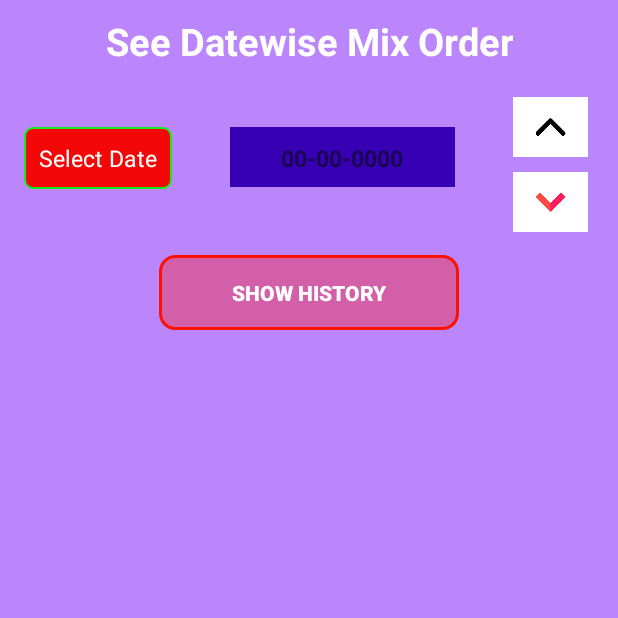
After one commit to karan4ss/ShopBillInventory, an Android app: the IncomeActivity screen opened directly, with no data from a screen before it, on a phone screen of 412 x 824 dp, the top half of it. The commit adds this screen. Run offline under Robolectric (Android 15) with nearby library versions, the phone set to English and light mode, and no system bars; our stand-ins replace Firebase (no records; nobody signed in at launch, a user with empty details on screens opened directly).

Commit message:
commit by karan done after done today income 13042024 evening

```diff
--- a/app/src/main/java/com/example/shopbillinventory/DashboardActivity.kt
+++ b/app/src/main/java/com/example/shopbillinventory/DashboardActivity.kt
@@ -47,6 +47,7 @@ class DashboardActivity : AppCompatActivity() {
                     putString("login_email", login_email)
                 }
             }
+            showSnackbar(rootView, "Login Successfully...!", Snackbar.LENGTH_LONG)
             supportFragmentManager.beginTransaction()
                 .replace(R.id.body_container, dashboardFragment)
                 .commit()
--- /dev/null
+++ b/app/src/main/java/com/example/shopbillinventory/IncomeActivity.kt
@@ -0,0 +1,123 @@
+package com.example.shopbillinventory
+
+import android.app.DatePickerDialog
+import android.os.Build
+import android.os.Bundle
+import android.widget.Toast
+import androidx.annotation.RequiresApi
+import androidx.appcompat.app.AppCompatActivity
+import com.example.shopbillinventory.databinding.ActivityIncomeBinding
+import com.google.firebase.database.*
+import java.text.ParseException
+import java.text.SimpleDateFormat
+import java.time.LocalDate
+import java.time.format.DateTimeFormatter
+import java.util.*
+
+class IncomeActivity : AppCompatActivity() {
+    private lateinit var incomeBinding: ActivityIncomeBinding
+    private lateinit var databaseReference: DatabaseReference
+
+    @RequiresApi(Build.VERSION_CODES.O)
+    override fun onCreate(savedInstanceState: Bundle?) {
+        super.onCreate(savedInstanceState)
+        incomeBinding = ActivityIncomeBinding.inflate(layoutInflater)
+        setContentView(incomeBinding.root)
+        databaseReference = FirebaseDatabase.getInstance().reference
+
+        val today = LocalDate.now()
+        //val formatter = DateTimeFormatter.ofPattern("d/M/yyyy")
+        val formatter = DateTimeFormatter.ofPattern("d-M-yyyy")
+        val todayDate = today.format(formatter)
+        val currentMonth = SimpleDateFormat("MMMM yyyy", Locale.getDefault()).format(Date())
+
+
+        val c = Calendar.getInstance()
+        val df = SimpleDateFormat("dd-MM-yyyy")
+        val formattedDate = df.format(c.time)
+        incomeBinding.ivArrowup.setOnClickListener {
+            // Increase the date by one day
+            c.add(Calendar.DATE, 1)
+            val newFormattedDate = df.format(c.time)
+            incomeBinding.tvSetdate.text = newFormattedDate
+        }
+        incomeBinding.ivArrowDown.setOnClickListener {
+            // Decrease the date by one day
+            c.add(Calendar.DATE, -1)
+            val newFormattedDate = df.format(c.time)
+            incomeBinding.tvSetdate.text = newFormattedDate
+        }
+
+
+
+        incomeBinding.tvSelectDate.setOnClickListener {
+            // The instance of our calendar.
+            val c = Calendar.getInstance()
+
+            // On the next lines, we get our day, month, and year.
+            val year = c.get(Calendar.YEAR)
+            val month = c.get(Calendar.MONTH)
+            val day = c.get(Calendar.DAY_OF_MONTH)
+
+            // On the next line, we create a variable for the date picker dialog.
+            val datePickerDialog = DatePickerDialog(
+                // On the next line, we pass the context.
+                this@IncomeActivity,
+                DatePickerDialog.OnDateSetListener { view, year, monthOfYear, dayOfMonth ->
+                    // On the next line, we set the date to our text view.
+                    incomeBinding.tvSetdate.text =
+                        formatDate("$dayOfMonth-${month + 1}-$year")
+                },
+                // On the next line, we pass the year, month, and day for the selected date in our date picker.
+                year, month, day
+            )
+            // At last, we call show to
+            // display our date picker dialog.
+            datePickerDialog.show()
+        }
+
+        incomeBinding.btnShowHistoryinMixOrder.setOnClickListener {
+            val selectedDate = incomeBinding.tvSetdate.text.toString()
+            val dbReferenceForTodaysBusiness =
+                databaseReference.child("Todays_Business_Amount").child(currentMonth)
+                    .child(selectedDate)
+
+            dbReferenceForTodaysBusiness.addListenerForSingleValueEvent(object :
+                ValueEventListener {
+                override fun onDataChange(snapshot: DataSnapshot) {
+                    if (snapshot.exists()) {
+                        val businessAmount = snapshot.getValue(Int::class.java)
+                        // Handle the retrieved business amount
+                        //  println("Business amount: $businessAmount")
+                        incomeBinding.tvSetdate.setText(businessAmount.toString())
+                    } else {
+                        // Node does not exist for the specified date
+                        Toast.makeText(
+                            this@IncomeActivity,
+                            "No data available for today",
+                            Toast.LENGTH_SHORT
+                        ).show()
+                    }
+                }
+
+                override fun onCancelled(error: DatabaseError) {
+                    // Handle onCancelled event
+                }
+            })
+        }
+    }
+
+    private fun formatDate(inputDate: String): String {
+        return try {
+            val inputFormat = SimpleDateFormat("d-M-yyyy", Locale.getDefault())
+            val date: Date = inputFormat.parse(inputDate)!!
+
+            val outputFormat = SimpleDateFormat("d-M-yyyy", Locale.getDefault())
+            outputFormat.format(date)
+        } catch (e: ParseException) {
+            e.printStackTrace()
+            inputDate // Return the original date if there's an error
+        }
+    }
+
+}
--- /dev/null
+++ b/app/src/main/res/drawable/bg_rv_titles.xml
@@ -0,0 +1,9 @@
+<?xml version="1.0" encoding="utf-8"?>
+<shape xmlns:android="http://schemas.android.com/apk/res/android"
+    android:shape="rectangle">
+    <corners android:radius="5dp"/>
+    <stroke android:width="1dp" android:color="#14ED1D"/>
+    <solid android:color="#F40707"/>
+
+
+</shape>
--- /dev/null
+++ b/app/src/main/res/drawable/custome_dialog_bg.xml
@@ -0,0 +1,6 @@
+<?xml version="1.0" encoding="utf-8"?>
+<shape xmlns:android="http://schemas.android.com/apk/res/android"
+    android:shape="rectangle">
+    <corners android:radius="20dp" />
+    <solid android:color="@color/white" />
+</shape>
--- /dev/null
+++ b/app/src/main/res/drawable/editetxt_border_bg.xml
@@ -0,0 +1,12 @@
+<?xml version="1.0" encoding="utf-8"?>
+<shape xmlns:android="http://schemas.android.com/apk/res/android"
+    android:shape="rectangle"
+    >
+    <corners android:radius="10dp" />
+    <solid android:color="#55ffffff">
+
+    </solid>
+    <stroke
+        android:width="2dp"
+        android:color="@color/white" />
+</shape>
--- /dev/null
+++ b/app/src/main/res/layout/activity_income.xml
@@ -0,0 +1,148 @@
+<?xml version="1.0" encoding="utf-8"?>
+<androidx.constraintlayout.widget.ConstraintLayout xmlns:android="http://schemas.android.com/apk/res/android"
+    xmlns:app="http://schemas.android.com/apk/res-auto"
+    xmlns:tools="http://schemas.android.com/tools"
+    android:layout_width="match_parent"
+    android:layout_height="match_parent"
+    android:background="@color/purple_200"
+    tools:context=".IncomeActivity">
+
+    <androidx.constraintlayout.widget.ConstraintLayout
+        android:id="@+id/clHeadinMixOrder"
+        android:layout_width="match_parent"
+        android:layout_height="wrap_content"
+        android:layout_marginTop="10dp"
+        app:layout_constraintTop_toTopOf="parent">
+
+        <TextView
+            android:id="@+id/tvmixallOrdertext"
+            android:layout_width="wrap_content"
+            android:layout_height="wrap_content"
+            android:gravity="center"
+            android:text="See Datewise Mix Order"
+            android:textColor="@color/white"
+            android:textSize="25sp"
+            android:textStyle="bold"
+            app:layout_constraintEnd_toEndOf="parent"
+            app:layout_constraintStart_toStartOf="parent"
+            app:layout_constraintTop_toTopOf="parent" />
+
+        <TextView
+            android:id="@+id/tvSelectDate"
+            android:layout_width="wrap_content"
+            android:layout_height="wrap_content"
+            android:layout_marginHorizontal="16dp"
+            android:layout_marginVertical="40dp"
+            android:background="@drawable/bg_rv_titles"
+            android:padding="10dp"
+            android:text="Select Date"
+            android:textColor="@color/white"
+            android:textSize="15sp"
+            app:layout_constraintStart_toStartOf="parent"
+            app:layout_constraintTop_toBottomOf="@+id/tvmixallOrdertext" />
+
+        <TextView
+            android:id="@+id/tvSetdate"
+            android:layout_width="150dp"
+            android:layout_height="40dp"
+            android:layout_marginVertical="40dp"
+            android:background="@color/purple_700"
+            android:gravity="center"
+            android:padding="10dp"
+            android:text="00-00-0000"
+            android:textSize="15sp"
+            android:textStyle="bold"
+            app:layout_constraintLeft_toRightOf="@+id/tvSelectDate"
+            app:layout_constraintRight_toLeftOf="@+id/ivArrowup"
+            app:layout_constraintTop_toBottomOf="@+id/tvmixallOrdertext" />
+
+        <ImageView
+            android:id="@+id/ivArrowup"
+            android:layout_width="50dp"
+            android:layout_height="40dp"
+            android:layout_marginVertical="20dp"
+            android:layout_marginStart="15dp"
+            android:layout_marginEnd="20dp"
+            android:background="@color/white"
+            android:gravity="center"
+            android:padding="10dp"
+            android:src="@drawable/up_arrow"
+            android:textSize="25sp"
+            app:layout_constraintEnd_toEndOf="parent"
+            app:layout_constraintLeft_toRightOf="@+id/tvSetdate"
+            app:layout_constraintTop_toBottomOf="@+id/tvmixallOrdertext" />
+
+        <ImageView
+            android:id="@+id/ivArrowDown"
+            android:layout_width="50dp"
+            android:layout_height="40dp"
+            android:layout_marginVertical="10dp"
+            android:layout_marginStart="15dp"
+            android:layout_marginEnd="20dp"
+            android:background="@color/white"
+            android:gravity="center"
+            android:padding="10dp"
+            android:src="@drawable/down_chevron"
+            android:textSize="25sp"
+            app:layout_constraintEnd_toEndOf="parent"
+            app:layout_constraintLeft_toRightOf="@+id/tvSetdate"
+            app:layout_constraintTop_toBottomOf="@+id/ivArrowup" />
+
+
+    </androidx.constraintlayout.widget.ConstraintLayout>
+
+    <androidx.appcompat.widget.AppCompatButton
+        android:id="@+id/btnShowHistoryinMixOrder"
+        android:layout_width="200dp"
+        android:layout_height="50dp"
+        android:layout_marginTop="15dp"
+        android:background="@drawable/editetxt_border_bg"
+        android:backgroundTint="#FF1100"
+        android:text="Show History"
+        android:textColor="@color/white"
+        android:textStyle="bold"
+        app:layout_constraintEnd_toEndOf="parent"
+        app:layout_constraintStart_toStartOf="parent"
+        app:layout_constraintTop_toBottomOf="@+id/clHeadinMixOrder" />
+
+    <LinearLayout
+        android:id="@+id/llRvTitles"
+        android:layout_width="match_parent"
+        android:layout_height="0dp"
+        android:layout_marginHorizontal="10dp"
+        android:layout_marginVertical="10dp"
+        android:padding="5dp"
+        android:visibility="gone"
+        android:weightSum="2"
+        app:layout_constraintTop_toBottomOf="@+id/btnShowHistoryinMixOrder">
+
+        <TextView
+            android:layout_width="wrap_content"
+            android:layout_height="wrap_content"
+            android:layout_weight="1"
+            android:gravity="center"
+            android:text="Customer Name"
+            android:textSize="18sp" />
+
+        <TextView
+            android:layout_width="wrap_content"
+            android:layout_height="wrap_content"
+            android:layout_weight="1"
+            android:gravity="center"
+            android:text="Ordered Items"
+            android:textSize="18sp" />
+
+    </LinearLayout>
+
+    <androidx.recyclerview.widget.RecyclerView
+        android:id="@+id/rvMixOrder"
+        android:layout_width="match_parent"
+        android:layout_height="0dp"
+        android:layout_marginHorizontal="10dp"
+        android:layout_marginVertical="10dp"
+        android:padding="5dp"
+        android:visibility="gone"
+        app:layout_constraintTop_toBottomOf="@+id/llRvTitles" />
+
+
+</androidx.constraintlayout.widget.ConstraintLayout>
--- a/app/src/main/res/values/strings.xml
+++ b/app/src/main/res/values/strings.xml
@@ -23,7 +23,12 @@
     <string name="mobileNumber">Mobile Number</string>
     <string name="fbid">Facebook Id</string>
     <string name="instaid">Instagram Id</string>
+    <string name="confirmlogout">Confirm Logout</string>
+    <string name="areyousuretologout">Are you sure you want to logout?</string>
 
     <!-- TODO: Remove or change this placeholder text -->
     <string name="hello_blank_fragment">Hello blank fragment</string>
+    <string name="yourplanexpired">Your Plan is Expired</string>
+    <string name="pleaserechargetostartbilling">Please Recharge to start the billing</string>
+
 </resources>
```
Also changed, not shown: app/src/main/AndroidManifest.xml (+7 -0 lines), app/src/main/java/com/example/shopbillinventory/Fragments/DashboardFragment.kt (+36 -4 lines), app/src/main/java/com/example/shopbillinventory/Fragments/Fragment_Bussiness_info.kt (+33 -5 lines), app/src/main/java/com/example/shopbillinventory/ScannerActivity.kt (+101 -7 lines), app/src/main/res/layout/confirm_dialog_logout.xml (added, +80 -0 lines), app/src/main/res/layout/confirm_dialog_planexpired.xml (added, +82 -0 lines), app/src/main/res/layout/fragment_dashboard.xml (+4 -3 lines), app/src/main/res/drawable/down_chevron.png (added), app/src/main/res/drawable/up_arrow.png (added).
